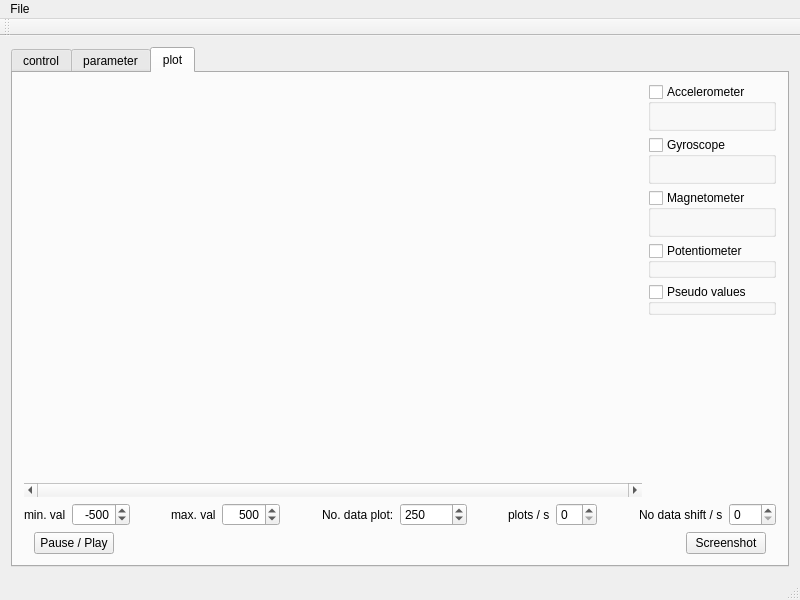
First picture: the form in software/extern/qttest/mainwindow.ui, repository wenndemann/blabot, before the edit.
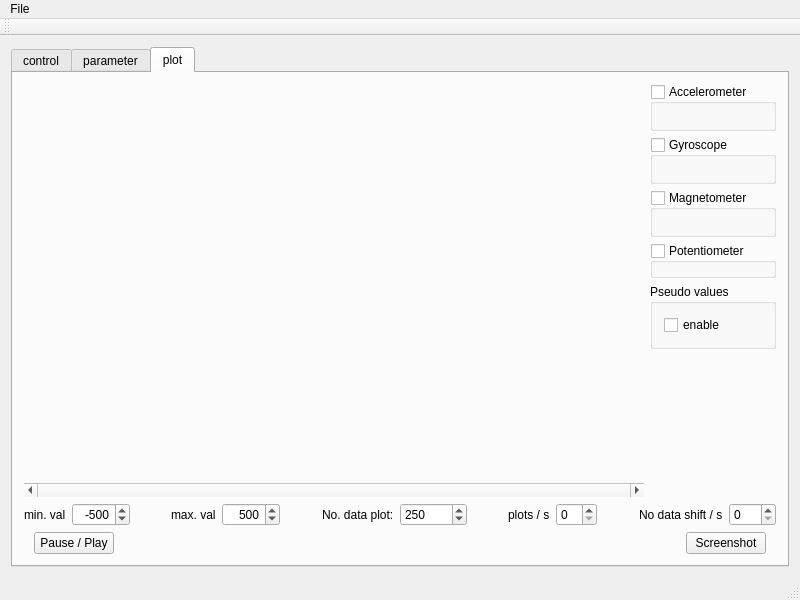
Second picture: the form after the edit. Custom widgets are drawn as their Qt base class.

Commit message: added checkBox for pseudo curves

```diff
--- a/software/extern/qttest/mainwindow.ui
+++ b/software/extern/qttest/mainwindow.ui
@@ -309,11 +309,26 @@
                  <string>Pseudo values</string>
                 </property>
                 <property name="checkable">
-                 <bool>true</bool>
+                 <bool>false</bool>
                 </property>
                 <property name="checked">
                  <bool>false</bool>
                 </property>
+                <layout class="QVBoxLayout" name="verticalLayout_8">
+                 <item>
+                  <widget class="QCheckBox" name="checkBoxPseudo">
+                   <property name="text">
+                    <string>enable</string>
+                   </property>
+                   <property name="checkable">
+                    <bool>true</bool>
+                   </property>
+                   <property name="autoRepeat">
+                    <bool>false</bool>
+                   </property>
+                  </widget>
+                 </item>
+                </layout>
                </widget>
               </item>
               <item>
@@ -321,6 +336,9 @@
                 <property name="orientation">
                  <enum>Qt::Vertical</enum>
                 </property>
+                <property name="sizeType">
+                 <enum>QSizePolicy::Expanding</enum>
+                </property>
                 <property name="sizeHint" stdset="0">
                  <size>
                   <width>20</width>
```
Left out of the diff: 2 changed lines with no effect on the pictures. The commit also changes 3 other files.
